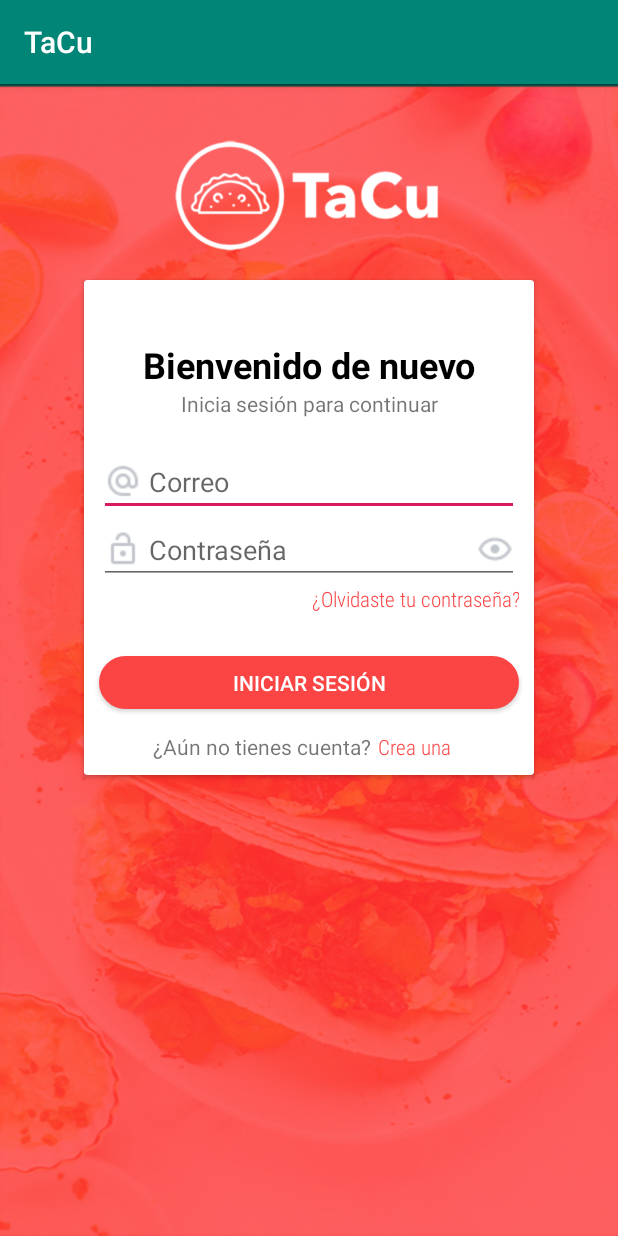
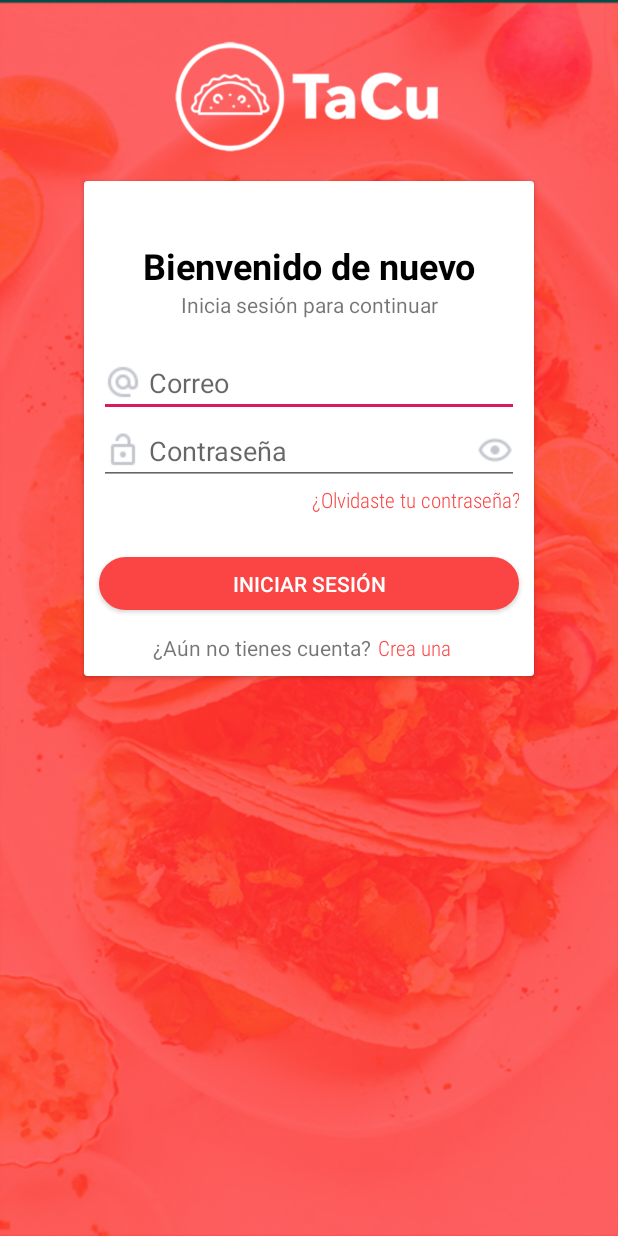
Before and after one commit to juliobadilloguzman/TaCu, an Android app: the screen it shows after launch (LoginActivity), on a phone screen of 412 x 824 dp. Run offline under Robolectric (Android 15) with nearby library versions, the phone set to English and light mode, and no system bars.

Commit message:
Correccion action bar

```diff
--- a/app/src/main/AndroidManifest.xml
+++ b/app/src/main/AndroidManifest.xml
@@ -9,12 +9,14 @@
         android:roundIcon="@mipmap/ic_launcher_round"
         android:supportsRtl="true"
         android:theme="@style/AppTheme">
-        <activity android:name=".LoginActivity">
+        <activity android:name=".LoginActivity" android:windowSoftInputMode="stateVisible|adjustPan" android:theme="@style/AppTheme.NoActionBar">
+
             <intent-filter>
                 <action android:name="android.intent.action.MAIN" />
 
                 <category android:name="android.intent.category.LAUNCHER" />
             </intent-filter>
+
         </activity>
         <activity
             android:name=".MainActivity"
--- a/app/src/main/java/mx/tec/tacu/MainActivity.kt
+++ b/app/src/main/java/mx/tec/tacu/MainActivity.kt
@@ -14,8 +14,6 @@ class MainActivity : AppCompatActivity() {
         super.onCreate(savedInstanceState)
         setContentView(R.layout.activity_main)
 
-        actionBar?.hide()
-
         val navView: BottomNavigationView = findViewById(R.id.nav_view)
 
         val navController = findNavController(R.id.nav_host_fragment)
@@ -29,6 +27,7 @@ class MainActivity : AppCompatActivity() {
         setupActionBarWithNavController(navController, appBarConfiguration)
         navView.setupWithNavController(navController)
 
+
     }
 
 }
--- a/app/src/main/res/layout/login.xml
+++ b/app/src/main/res/layout/login.xml
@@ -13,7 +13,7 @@
         android:layout_width="230dp"
         android:layout_height="80dp"
         android:layout_gravity="center"
-        android:layout_marginTop="35dp"
+        android:layout_marginTop="25dp"
         android:layout_marginBottom="15dp"
         app:srcCompat="@drawable/logotacoblanco"
         />
--- a/app/src/main/res/layout/recover_password.xml
+++ b/app/src/main/res/layout/recover_password.xml
@@ -10,10 +10,10 @@
 
     <ImageView
         android:id="@+id/loginLogo"
-        android:layout_width="210dp"
-        android:layout_height="60dp"
+        android:layout_width="230dp"
+        android:layout_height="80dp"
         android:layout_gravity="center"
-        android:layout_marginTop="5dp"
+        android:layout_marginTop="25dp"
         android:layout_marginBottom="15dp"
         app:srcCompat="@drawable/logotacoblanco"
         />
--- a/app/src/main/res/values/colors.xml
+++ b/app/src/main/res/values/colors.xml
@@ -1,7 +1,8 @@
 <?xml version="1.0" encoding="utf-8"?>
 <resources>
+
     <color name="colorPrimary">#008577</color>
-    <color name="colorPrimaryDark">#00574B</color>
+    <color name="colorPrimaryDark">#FB4545</color>
     <color name="colorAccent">#D81B60</color>
     <color name="colorRed">#FB4545</color>
     <color name="colorWhite">#FFFFFF</color>
--- a/app/src/main/res/values/styles.xml
+++ b/app/src/main/res/values/styles.xml
@@ -7,7 +7,11 @@
         <item name="colorPrimaryDark">@color/colorPrimaryDark</item>
         <item name="colorAccent">@color/colorAccent</item>
 
+    </style>
 
+    <style name="AppTheme.NoActionBar">
+        <item name="windowActionBar">false</item>
+        <item name="windowNoTitle">true</item>
     </style>
 
 
```
